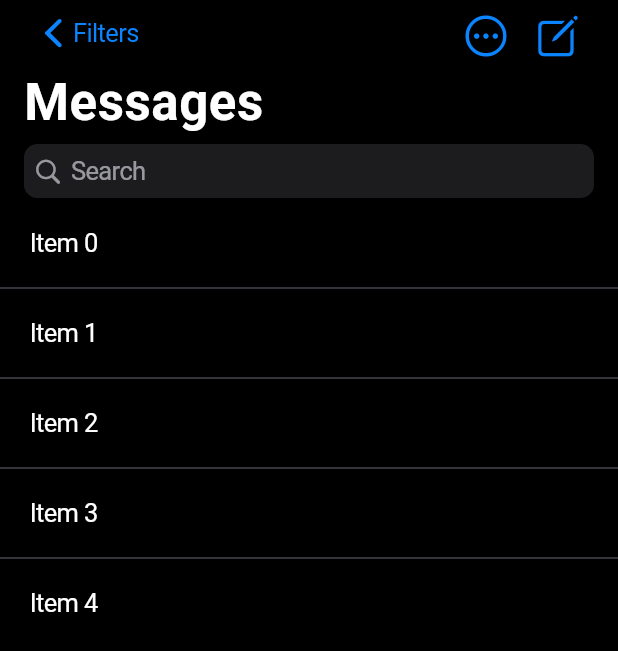
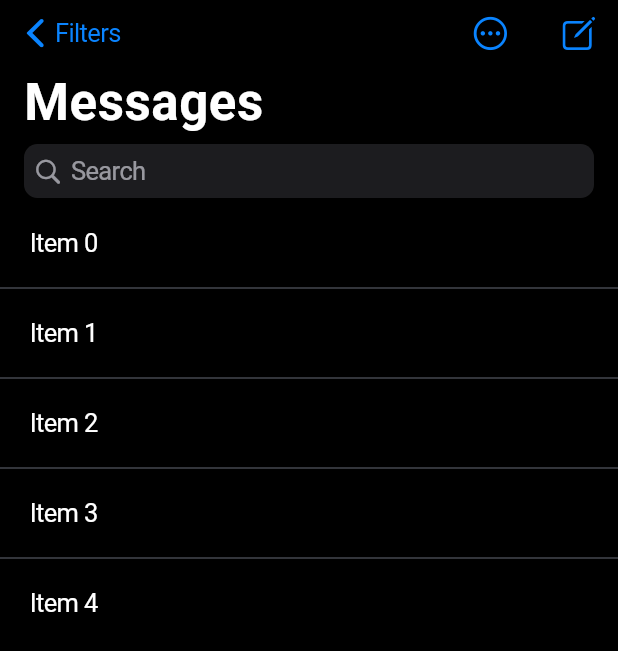
Before and after one commit to sepehrmoh81/iMessage, a Flutter app: the screen it shows after launch, on a phone screen of 412 x 824 dp. Shown: the top 651 px of the screen. Run offline on Flutter 3.47's test engine with Material 3 defaults, Android fonts, the phone set to English and light mode, and no system bars.

Commit message:
Updated IconButtons to CupertinoButtons - Fixed navigation bar padding

```diff
--- a/lib/screens/home_screen.dart
+++ b/lib/screens/home_screen.dart
@@ -10,19 +10,22 @@ class HomeScreen extends StatelessWidget {
       child: CustomScrollView(
         slivers: [
           CupertinoSliverNavigationBar.search(
+            padding: EdgeInsetsDirectional.symmetric(horizontal: 4),
             leading: CupertinoNavigationBarBackButton(onPressed: () {
 
             },previousPageTitle: "Filters",),
             trailing: Row(
               mainAxisSize: MainAxisSize.min,
               children: [
-                IconButton(
+                CupertinoButton(
                   onPressed: () {},
-                  icon: Icon(CupertinoIcons.ellipsis_circle),
+                  padding: EdgeInsets.symmetric(horizontal: 24),
+                  child: Icon(CupertinoIcons.ellipsis_circle, size: 26,),
                 ),
-                IconButton(
+                CupertinoButton(
                   onPressed: () {},
-                  icon: Icon(CupertinoIcons.square_pencil),
+                  padding: EdgeInsets.zero,
+                  child: Icon(CupertinoIcons.square_pencil, size: 26,),
                 ),
               ],
             ),
```
